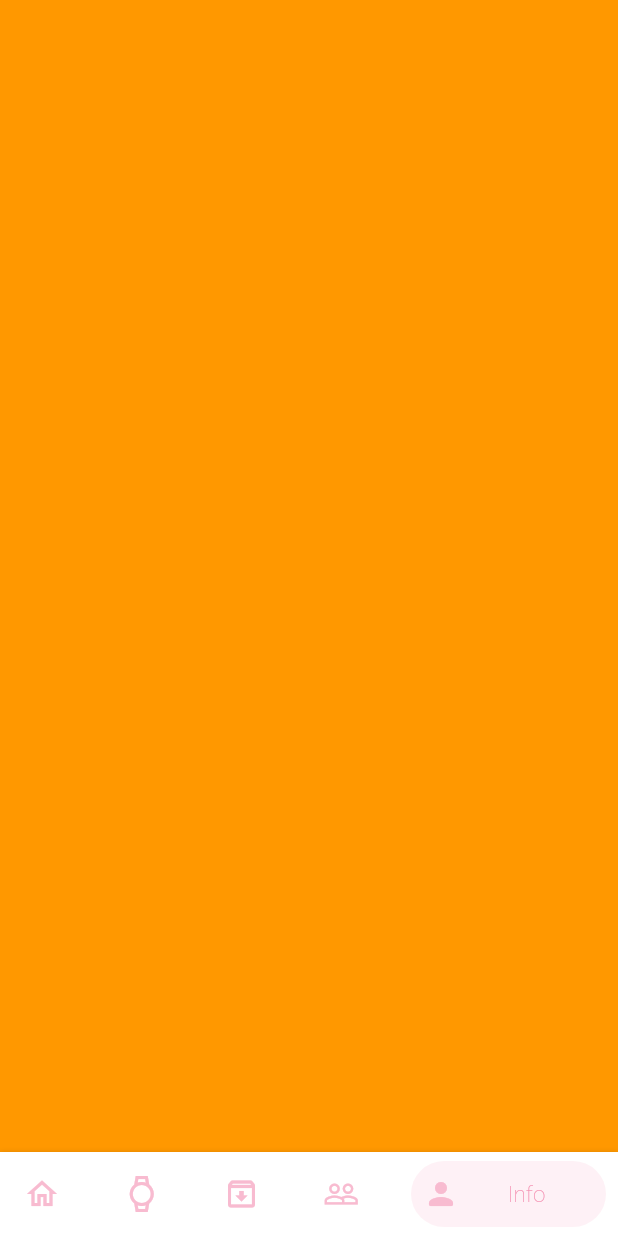
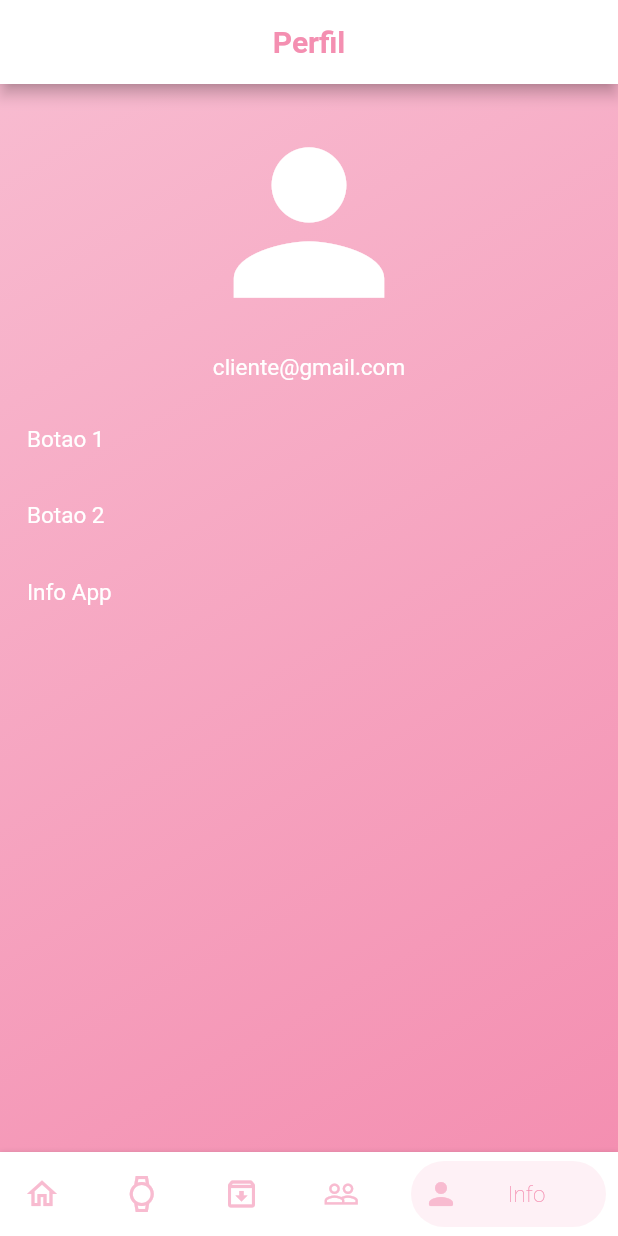
Before and after one commit to deyvissoneduardo/app-patino-studio, a Flutter app: the screen it shows after launch, swiped to page 5, on a phone screen of 412 x 824 dp. Run offline on Flutter 3.47's test engine with Material 2 defaults, Android fonts, the light colour scheme and no system bars; drawn by our look-alikes of bottom_navy_bar; our stand-ins replace flutter_icons, flutter_modular, mobx; generated files the repository leaves out were written again.

Commit message:
page info

```diff
--- a/lib/core/app_colors.dart
+++ b/lib/core/app_colors.dart
@@ -20,5 +20,6 @@ class AppColors {
 
   // container
   static final Color colorCotainerWrite = Colors.white;
-  static final Color colorCotainerPink100 = Colors.pink[100];
+  static final Color colorPink100 = Colors.pink[100];
+  static final Color colorPink200 = Colors.pink[200];
 }
--- /dev/null
+++ b/lib/core/app_gradients.dart
@@ -0,0 +1,15 @@
+import 'dart:math';
+import 'dart:ui';
+
+import 'package:flutter/material.dart';
+import 'package:patino1/core/app_colors.dart';
+
+class AppGradients {
+  static final linear = LinearGradient(colors: [
+    AppColors.colorPink100,
+    AppColors.colorPink200,
+  ], stops: [
+    0.0,
+    0.695
+  ], transform: GradientRotation(2.13959913 * pi));
+}
--- a/lib/core/app_module.dart
+++ b/lib/core/app_module.dart
@@ -1,15 +1,19 @@
 import 'package:flutter_modular/flutter_modular.dart';
 import 'package:patino1/page/home/controller/home_controller.dart';
 import 'package:patino1/page/home/home_module.dart';
+import 'package:patino1/page/info/controller/info_controller.dart';
+import 'package:patino1/page/info/info_module.dart';
 
 class AppModule extends Module {
   @override
   List<Bind> get binds => [
         Bind((i) => HomeController()),
+        Bind((i) => InfoController()),
       ];
 
   @override
   List<ModularRoute> get routes => [
         ModuleRoute('/', module: HomeModule()),
+        ModuleRoute('/info', module: InfoModule()),
       ];
 }
--- a/lib/page/home/home_page.dart
+++ b/lib/page/home/home_page.dart
@@ -3,6 +3,7 @@ import 'package:bottom_navy_bar/bottom_navy_bar.dart';
 import 'package:flutter_icons/flutter_icons.dart';
 import 'package:flutter_modular/flutter_modular.dart';
 import 'package:patino1/core/exports_app_core.dart';
+import 'package:patino1/page/info/info_page.dart';
 
 import 'controller/home_controller.dart';
 
@@ -27,7 +28,7 @@ class _HomePageState extends ModularState<HomePage, HomeController> {
             Container(color: Colors.red),
             Container(color: Colors.green),
             Container(color: Colors.blue),
-            Container(color: Colors.orange),
+            InfoPage(),
           ],
         ),
         bottomNavigationBar: BottomNavyBar(
--- /dev/null
+++ b/lib/page/info/controller/info_controller.dart
@@ -0,0 +1,7 @@
+import 'package:mobx/mobx.dart';
+
+part 'info_controller.g.dart';
+
+class InfoController = _InfoControllerBase with _$InfoController;
+
+abstract class _InfoControllerBase with Store {}
--- /dev/null
+++ b/lib/page/info/info_module.dart
@@ -0,0 +1,15 @@
+import 'package:flutter_modular/flutter_modular.dart';
+import 'package:patino1/page/info/controller/info_controller.dart';
+import 'package:patino1/page/info/info_page.dart';
+
+class InfoModule extends Module {
+  @override
+  final List<Bind> binds = [
+    Bind.lazySingleton((i) => InfoController()),
+  ];
+
+  @override
+  final List<ModularRoute> routes = [
+    ChildRoute('/info', child: (_, __) => InfoPage())
+  ];
+}
--- /dev/null
+++ b/lib/page/info/info_page.dart
@@ -0,0 +1,42 @@
+import 'package:flutter/material.dart';
+import 'package:patino1/core/app_colors.dart';
+import 'package:patino1/core/app_gradients.dart';
+import 'package:patino1/page/info/widgets/app_bar_widget/app_bar_widget.dart';
+import 'package:patino1/page/info/widgets/button_info_widget/list_button_views/list_button_views.dart';
+import 'package:patino1/page/info/widgets/email_widget/email_widget.dart';
+import 'package:patino1/page/info/widgets/photo_widget/photo_widget.dart';
+
+class InfoPage extends StatefulWidget {
+  InfoPage({Key key}) : super(key: key);
+
+  @override
+  _InfoPageState createState() => _InfoPageState();
+}
+
+class _InfoPageState extends State<InfoPage> {
+  @override
+  Widget build(BuildContext context) {
+    return LayoutBuilder(builder: (context, constraints) {
+      return Scaffold(
+        appBar: AppBarInfo(),
+        body: Container(
+          padding: const EdgeInsets.all(10),
+          decoration: BoxDecoration(
+              gradient: LinearGradient(
+                  begin: Alignment.topLeft,
+                  end: Alignment.bottomRight,
+                  colors: [AppColors.colorPink100, AppColors.colorPink200])),
+          child: Column(
+            children: [
+              PhotoInfoWidget(),
+              const SizedBox(height: 5),
+              EmailInfoWidget(),
+              const SizedBox(height: 15),
+              ListButtonView()
+            ],
+          ),
+        ),
+      );
+    });
+  }
+}
--- /dev/null
+++ b/lib/page/info/widgets/app_bar_widget/app_bar_widget.dart
@@ -0,0 +1,15 @@
+import 'package:flutter/material.dart';
+import 'package:flutter/widgets.dart';
+import 'package:patino1/core/exports_app_core.dart';
+
+class AppBarInfo extends PreferredSize {
+  AppBarInfo()
+      : super(
+            preferredSize: Size(double.infinity, 56),
+            child: AppBar(
+                backgroundColor: AppColors.colorCotainerWrite,
+                title: Container(
+                    alignment: Alignment.center,
+                    child:
+                        Text('Perfil', style: AppTextStyle.textPinkBold20))));
+}
--- /dev/null
+++ b/lib/page/info/widgets/button_info_widget/button_info_widget.dart
@@ -0,0 +1,28 @@
+import 'package:flutter/material.dart';
+import 'package:patino1/core/exports_app_core.dart';
+
+// ignore: must_be_immutable
+class ButtonInfoWidget extends StatefulWidget {
+  VoidCallback onPressed;
+  String titleButton;
+  ButtonInfoWidget({
+    Key key,
+    @required this.onPressed,
+    @required this.titleButton,
+  }) : super(key: key);
+
+  @override
+  _ButtonInfoWidgetState createState() => _ButtonInfoWidgetState();
+}
+
+class _ButtonInfoWidgetState extends State<ButtonInfoWidget> {
+  @override
+  Widget build(BuildContext context) {
+    return TextButton(
+        onPressed: this.widget.onPressed,
+        child: Text(
+          this.widget.titleButton,
+          style: AppTextStyle.textWrite15,
+        ));
+  }
+}
--- /dev/null
+++ b/lib/page/info/widgets/button_info_widget/list_button_views/list_button_views.dart
@@ -0,0 +1,30 @@
+import 'package:flutter/material.dart';
+
+import '../button_info_widget.dart';
+
+class ListButtonView extends StatefulWidget {
+  ListButtonView({Key key}) : super(key: key);
+
+  @override
+  _ListButtonViewState createState() => _ListButtonViewState();
+}
+
+class _ListButtonViewState extends State<ListButtonView> {
+  @override
+  Widget build(BuildContext context) {
+    return Container(
+      alignment: Alignment.topLeft,
+      child: Column(
+        crossAxisAlignment: CrossAxisAlignment.start,
+        mainAxisSize: MainAxisSize.max,
+        children: [
+          ButtonInfoWidget(onPressed: () {}, titleButton: 'Botao 1'),
+          const SizedBox(height: 3),
+          ButtonInfoWidget(onPressed: () {}, titleButton: 'Botao 2'),
+          const SizedBox(height: 3),
+          ButtonInfoWidget(onPressed: () {}, titleButton: 'Info App'),
+        ],
+      ),
+    );
+  }
+}
--- /dev/null
+++ b/lib/page/info/widgets/email_widget/email_widget.dart
@@ -0,0 +1,17 @@
+import 'package:flutter/material.dart';
+import 'package:patino1/core/exports_app_core.dart';
+
+class EmailInfoWidget extends StatefulWidget {
+  EmailInfoWidget({Key key}) : super(key: key);
+
+  @override
+  _EmailInfoWidgetState createState() => _EmailInfoWidgetState();
+}
+
+class _EmailInfoWidgetState extends State<EmailInfoWidget> {
+  @override
+  Widget build(BuildContext context) {
+    return Container(
+        child: Text('cliente@gmail.com', style: AppTextStyle.textWrite15));
+  }
+}
--- /dev/null
+++ b/lib/page/info/widgets/photo_widget/photo_widget.dart
@@ -0,0 +1,23 @@
+import 'package:flutter/material.dart';
+import 'package:patino1/core/exports_app_core.dart';
+
+class PhotoInfoWidget extends StatefulWidget {
+  PhotoInfoWidget({Key key}) : super(key: key);
+
+  @override
+  _PhotoInfoWidgetState createState() => _PhotoInfoWidgetState();
+}
+
+class _PhotoInfoWidgetState extends State<PhotoInfoWidget> {
+  @override
+  Widget build(BuildContext context) {
+    return Container(
+        alignment: Alignment.center,
+        height: MediaQuery.of(context).size.height / 5,
+        child: Icon(
+          Icons.person,
+          size: 150,
+          color: AppColors.corIconWrite,
+        ));
+  }
+}
```
Also changed, not shown: lib/page/info/controller/info_controller.g.dart (added).
